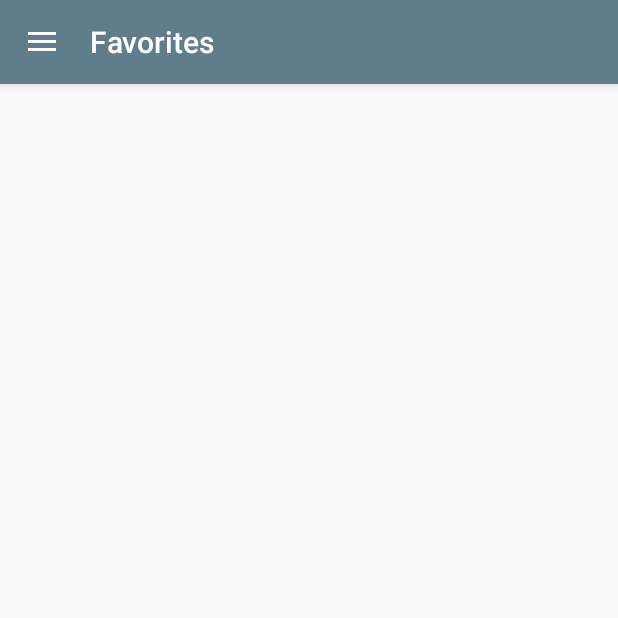
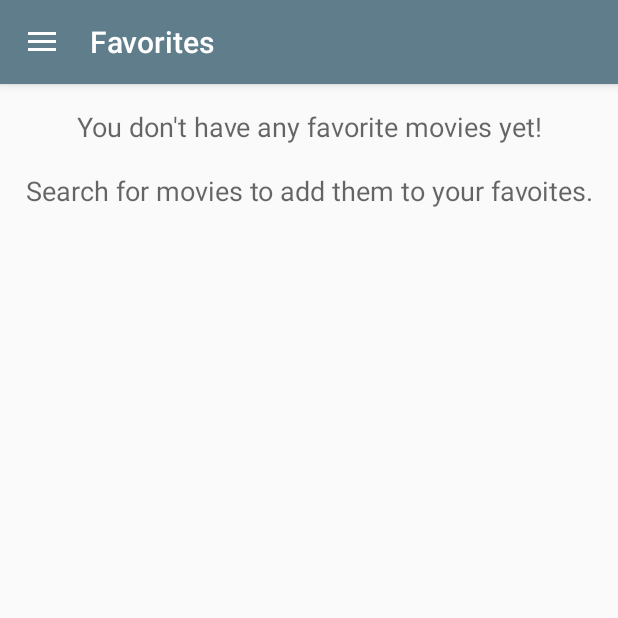
Before and after one commit to ricots/movie-search-android, an Android app: the screen it shows after launch (MainActivity), after a tap on "Favorites", on a phone screen of 412 x 824 dp, the top half of it. Run offline under Robolectric (Android 15) with nearby library versions, the phone set to English and light mode, and no system bars; our stand-ins replace EventBus; libraries missing offline, so code that uses them is left out: com.nostra13.universalimageloader, io.realm; 10 statements that could not run were skipped; 2 other taps on this screen came first.

Commit message:
UI Updates.

```diff
--- a/app/src/main/AndroidManifest.xml
+++ b/app/src/main/AndroidManifest.xml
@@ -16,7 +16,8 @@
             android:name=".activities.MainActivity"
             android:label="@string/app_name"
             android:launchMode="singleTask"
-            android:theme="@style/AppTheme.NoActionBar">
+            android:theme="@style/AppTheme.NoActionBar"
+            android:windowSoftInputMode="stateAlwaysHidden">
             <intent-filter>
                 <action android:name="android.intent.action.MAIN" />
 
--- a/app/src/main/java/com/romeroz/moviesearch/activities/MainActivity.java
+++ b/app/src/main/java/com/romeroz/moviesearch/activities/MainActivity.java
@@ -8,6 +8,7 @@ import android.support.v7.app.ActionBarDrawerToggle;
 import android.support.v7.app.AppCompatActivity;
 import android.support.v7.widget.AppCompatImageButton;
 import android.support.v7.widget.Toolbar;
+import android.util.Log;
 import android.view.KeyEvent;
 import android.view.MenuItem;
 import android.view.View;
@@ -21,7 +22,6 @@ import com.romeroz.moviesearch.Utility;
 import com.romeroz.moviesearch.adapters.ViewPagerAdapter;
 import com.romeroz.moviesearch.fragments.FavoritesFragment;
 import com.romeroz.moviesearch.fragments.SearchFragment;
-import com.romeroz.moviesearch.fragments.SettingsFragment;
 import com.romeroz.moviesearch.ui.CustomViewPager;
 
 public class MainActivity extends AppCompatActivity
@@ -94,6 +94,27 @@ public class MainActivity extends AppCompatActivity
         });
     }
 
+    @Override
+    protected void onResume() {
+        super.onResume();
+
+        // Making sure ToolBar stays relevant on-rotate
+        updateToolBarUI();
+    }
+
+    private void updateToolBarUI(){
+        int currentItem = mViewPager.getCurrentItem();
+        Log.d("Roman", "current item" + String.valueOf(currentItem));
+        if(currentItem == 0){
+            mSearchLayout.setVisibility(View.VISIBLE);
+        } else if (currentItem == 1){
+            mSearchLayout.setVisibility(View.GONE);
+        }
+
+        // Set ToolBar Title
+        getSupportActionBar().setTitle(mViewPagerAdapter.getPageTitle(currentItem));
+    }
+
     private void buttonSearchMovieHandler(){
         String searchText = mSearchEditText.getText().toString();
 
@@ -111,29 +132,18 @@ public class MainActivity extends AppCompatActivity
     private void setupViewPager() {
         SearchFragment searchFragment = SearchFragment.newInstance();
         FavoritesFragment favoritesFragment = FavoritesFragment.newInstance();
-        SettingsFragment settingsFragment = SettingsFragment.newInstance("","");
 
         mViewPagerAdapter = new ViewPagerAdapter(getSupportFragmentManager());
         mViewPagerAdapter.addFragment(searchFragment, "Search");
         mViewPagerAdapter.addFragment(favoritesFragment, "Favorites");
-        mViewPagerAdapter.addFragment(settingsFragment, "Settings");
 
-        mViewPager.setOffscreenPageLimit(3);
+        mViewPager.setOffscreenPageLimit(2);
         mViewPager.setAdapter(mViewPagerAdapter);
 
         // Disable swiping left and right
         mViewPager.setPagingEnabled(false);
 
-        // First fragment toolbar
-        showSearchToolbar();
-    }
-
-    private void showSearchToolbar(){
-        mSearchLayout.setVisibility(View.VISIBLE);
-    }
-
-    private void hideSearchToolbar() {
-        mSearchLayout.setVisibility(View.GONE);
+        updateToolBarUI();
     }
 
     @Override
@@ -156,19 +166,14 @@ public class MainActivity extends AppCompatActivity
         if (id == R.id.nav_search) {
             // Scroll ViewPager to page without animation
             mViewPager.setCurrentItem(0, false);
-            showSearchToolbar();
 
         } else if (id == R.id.nav_favorites) {
 
             mViewPager.setCurrentItem(1, false);
-            hideSearchToolbar();
+        }
 
-        } else if (id == R.id.nav_settings) {
+        updateToolBarUI();
 
-            mViewPager.setCurrentItem(2, false);
-            hideSearchToolbar();
-
-        }
         // Set title (Only works if there are no other views inside of Toolbar view)
         getSupportActionBar().setTitle(item.getTitle());
         DrawerLayout drawer = (DrawerLayout) findViewById(R.id.drawer_layout);
--- a/app/src/main/java/com/romeroz/moviesearch/fragments/FavoritesFragment.java
+++ b/app/src/main/java/com/romeroz/moviesearch/fragments/FavoritesFragment.java
@@ -8,6 +8,7 @@ import android.support.v7.widget.RecyclerView;
 import android.view.LayoutInflater;
 import android.view.View;
 import android.view.ViewGroup;
+import android.widget.TextView;
 
 import com.google.gson.Gson;
 import com.google.gson.reflect.TypeToken;
@@ -30,6 +31,7 @@ import io.realm.RealmResults;
 public class FavoritesFragment extends Fragment {
 
     private View mRootView;
+    private TextView mNoFavoritesTextView;
     private RecyclerView mMoviesRecyclerView;
     private MoviesAdapter mMoviesAdapter;
     private ArrayList<Movie> mMovieList;
@@ -55,6 +57,7 @@ public class FavoritesFragment extends Fragment {
                              Bundle savedInstanceState) {
         // Inflate the layout for this fragment. Get the rootView and do stuff to it
         mRootView = inflater.inflate(R.layout.fragment_favorites, container, false);
+        mNoFavoritesTextView = (TextView) mRootView.findViewById(R.id.no_favorites_text_view);
 
         // Set up RecyclerView
         mMoviesRecyclerView = (RecyclerView) mRootView.findViewById(R.id.movie_recycler_view);
@@ -108,14 +111,30 @@ public class FavoritesFragment extends Fragment {
         mMovieList = (ArrayList<Movie>) mRealm.copyFromRealm(realmResults);
 
         mMoviesAdapter.swapData(mMovieList);
+        updateUI();
     }
 
     public void removeMovieFromAdapter(String imbdID){
         mMoviesAdapter.removeMovieByImbdID(imbdID);
+        updateUI();
     }
 
     public void addMoveToAdapter(Movie movie){
         mMoviesAdapter.addItem(movie);
+        updateUI();
+    }
+
+    private void updateUI(){
+        int numFavorites = mMoviesAdapter.getItemCount();
+
+        // Check if we have any movies in our adapter. If so, display views.
+        if(numFavorites >= 1){
+            mMoviesRecyclerView.setVisibility(View.VISIBLE);
+            mNoFavoritesTextView.setVisibility(View.GONE);
+        } else {
+            mMoviesRecyclerView.setVisibility(View.GONE);
+            mNoFavoritesTextView.setVisibility(View.VISIBLE);
+        }
     }
 
     @Override
--- a/app/src/main/java/com/romeroz/moviesearch/fragments/SettingsFragment.java
+++ /dev/null
@@ -1,61 +0,0 @@
-package com.romeroz.moviesearch.fragments;
-
-import android.os.Bundle;
-import android.support.v4.app.Fragment;
-import android.view.LayoutInflater;
-import android.view.View;
-import android.view.ViewGroup;
-
-import com.romeroz.moviesearch.R;
-
-public class SettingsFragment extends Fragment {
-    // TODO: Rename parameter arguments, choose names that match
-    // the fragment initialization parameters, e.g. ARG_ITEM_NUMBER
-    private static final String ARG_PARAM1 = "param1";
-    private static final String ARG_PARAM2 = "param2";
-
-    // TODO: Rename and change types of parameters
-    private String mParam1;
-    private String mParam2;
-
-
-    public SettingsFragment() {
-        // Required empty public constructor
-    }
-
-    /**
-     * Use this factory method to create a new instance of
-     * this fragment using the provided parameters.
-     *
-     * @param param1 Parameter 1.
-     * @param param2 Parameter 2.
-     * @return A new instance of fragment SettingsFragment.
-     */
-    // TODO: Rename and change types and number of parameters
-    public static SettingsFragment newInstance(String param1, String param2) {
-        SettingsFragment fragment = new SettingsFragment();
-        Bundle args = new Bundle();
-        args.putString(ARG_PARAM1, param1);
-        args.putString(ARG_PARAM2, param2);
-        fragment.setArguments(args);
-        return fragment;
-    }
-
-    @Override
-    public void onCreate(Bundle savedInstanceState) {
-        super.onCreate(savedInstanceState);
-        if (getArguments() != null) {
-            mParam1 = getArguments().getString(ARG_PARAM1);
-            mParam2 = getArguments().getString(ARG_PARAM2);
-        }
-    }
-
-    @Override
-    public View onCreateView(LayoutInflater inflater, ViewGroup container,
-                             Bundle savedInstanceState) {
-        // Inflate the layout for this fragment
-        return inflater.inflate(R.layout.fragment_settings, container, false);
-    }
-
-
-}
--- a/app/src/main/res/layout/activity_movie_detail.xml
+++ b/app/src/main/res/layout/activity_movie_detail.xml
@@ -62,7 +62,7 @@
                 android:id="@+id/title_text_view"
                 android:layout_width="wrap_content"
                 android:layout_height="wrap_content"
-                android:text="Teenage Mutant Ninja Turtles(1990)"
+                android:text="Teenage Mutant Ninja Turtles (1990)"
                 style="@style/Base.TextAppearance.AppCompat.Large"
                 android:layout_gravity="center_horizontal"
                 android:layout_marginTop="8dp"
--- a/app/src/main/res/layout/fragment_favorites.xml
+++ b/app/src/main/res/layout/fragment_favorites.xml
@@ -1,4 +1,4 @@
-<FrameLayout xmlns:android="http://schemas.android.com/apk/res/android"
+<RelativeLayout xmlns:android="http://schemas.android.com/apk/res/android"
     xmlns:tools="http://schemas.android.com/tools"
     android:layout_width="match_parent"
     android:layout_height="match_parent"
@@ -7,7 +7,19 @@
     <android.support.v7.widget.RecyclerView
         android:id="@+id/movie_recycler_view"
         android:layout_width="match_parent"
-        android:layout_height="wrap_content"/>
+        android:layout_height="wrap_content"
+        android:visibility="gone"
+        />
 
+    <TextView
+        android:id="@+id/no_favorites_text_view"
+        android:layout_width="wrap_content"
+        android:layout_height="wrap_content"
+        android:padding="16dp"
+        android:textAppearance="?android:textAppearanceMedium"
+        android:gravity="center_horizontal"
+        android:layout_centerHorizontal="true"
+        android:lines="4"
+        android:text="You don't have any favorite movies yet!\n\nSearch for movies to add them to your favoites."/>
 
-</FrameLayout>
+</RelativeLayout>
--- a/app/src/main/res/layout/fragment_settings.xml
+++ /dev/null
@@ -1,13 +0,0 @@
-<FrameLayout xmlns:android="http://schemas.android.com/apk/res/android"
-    xmlns:tools="http://schemas.android.com/tools"
-    android:layout_width="match_parent"
-    android:layout_height="match_parent"
-    tools:context="com.romeroz.moviesearch.fragments.SettingsFragment">
-
-    <!-- TODO: Update blank fragment layout -->
-    <TextView
-        android:layout_width="match_parent"
-        android:layout_height="match_parent"
-        android:text="Settings fragment" />
-
-</FrameLayout>
--- a/app/src/main/res/menu/activity_main_drawer.xml
+++ b/app/src/main/res/menu/activity_main_drawer.xml
@@ -10,10 +10,6 @@
             android:id="@+id/nav_favorites"
             android:icon="@drawable/ic_star_black_24dp"
             android:title="Favorites" />
-        <item
-            android:id="@+id/nav_settings"
-            android:icon="@drawable/ic_settings_black_24dp"
-            android:title="Settings" />
     </group>
 
 </menu>
```
